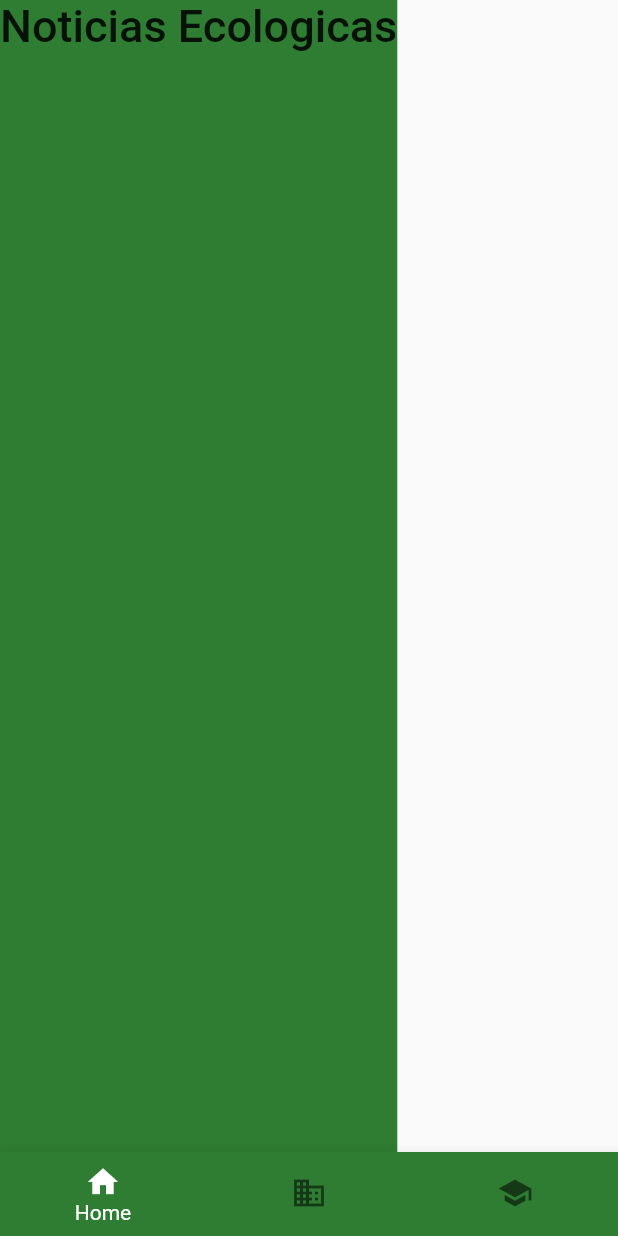
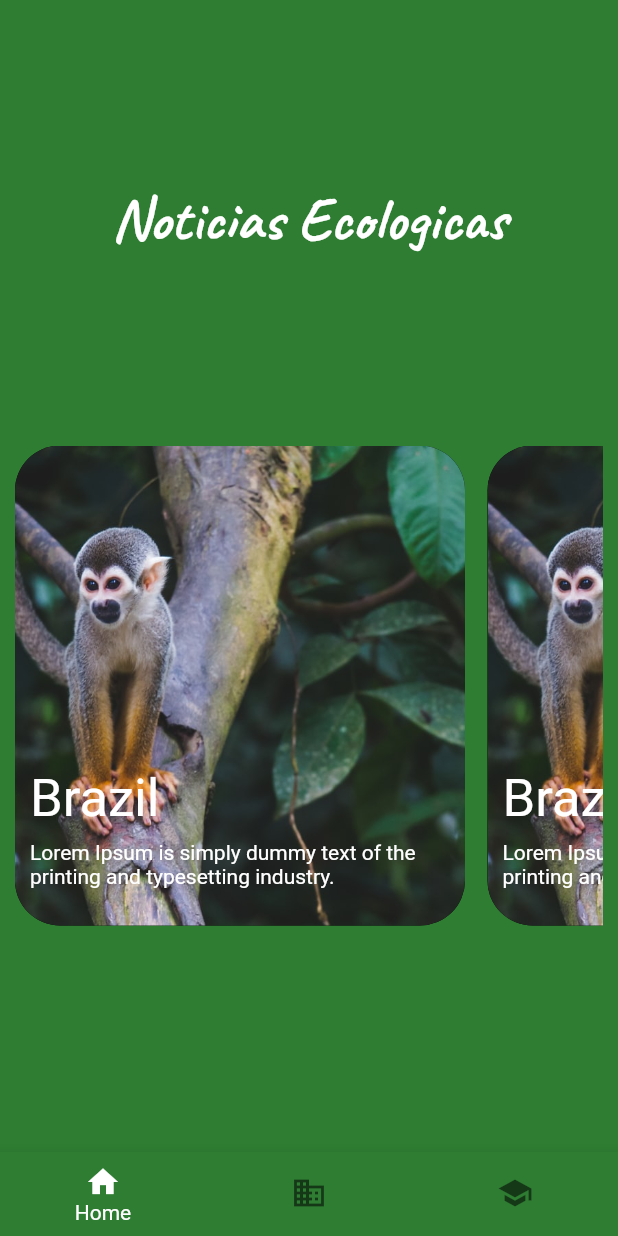
Before and after one commit to AndersonSantanna/ecological_news_ui, a Flutter app: the screen it shows after launch, on a phone screen of 412 x 824 dp. Run offline on Flutter 3.47's test engine with Material 2 defaults, Android fonts, the light colour scheme and no system bars; our stand-ins replace google_fonts; Roboto replaces fonts that are missing (Montserrat).

Commit message:
created card custom and finish home scene

```diff
--- a/lib/scenes/Home.dart
+++ b/lib/scenes/Home.dart
@@ -1,4 +1,5 @@
 import 'package:flutter/material.dart';
+import 'package:google_fonts/google_fonts.dart';
 
 class HomeScene extends StatelessWidget {
   const HomeScene({Key key}) : super(key: key);
@@ -6,16 +7,83 @@ class HomeScene extends StatelessWidget {
   @override
   Widget build(BuildContext context) {
     return Container(
+      width: 500,
       color: Colors.green[800],
-      // width: ;,
+      padding: EdgeInsets.symmetric(vertical: 25, horizontal: 10),
       child: Column(
+        mainAxisAlignment: MainAxisAlignment.spaceEvenly,
         children: <Widget>[
-          Text(
-            "Noticias Ecologicas",
-            style: TextStyle(fontSize: 30, fontWeight: FontWeight.w500),
+          Container(
+            child: Text(
+              "Noticias Ecologicas",
+              style: GoogleFonts.caveat(
+                color: Colors.white,
+                textStyle: TextStyle(fontSize: 40, fontWeight: FontWeight.w700),
+              ),
+            ),
           ),
-          // Container()
+          Center(
+            child: Container(
+              margin: EdgeInsets.symmetric(vertical: 30.0),
+              height: 320.0,
+              child: ListView(
+                scrollDirection: Axis.horizontal,
+                children: <Widget>[
+                  CardCustom(),
+                  CardCustom(),
+                  CardCustom(),
+                ],
+              ),
+            ),
+          ),
         ],
+      ),
+    );
+  }
+}
+
+class CardCustom extends StatelessWidget {
+  const CardCustom({
+    Key key,
+  }) : super(key: key);
+
+  @override
+  Widget build(BuildContext context) {
+    return Container(
+      width: 300,
+      height: 320,
+      margin: EdgeInsets.only(right: 15),
+      decoration: BoxDecoration(
+        borderRadius: BorderRadius.circular(30),
+        color: Colors.black,
+        image: DecorationImage(
+          image: AssetImage("assets/images/monkey.jpg"),
+          fit: BoxFit.cover,
+        ),
+      ),
+      child: Padding(
+        padding: const EdgeInsets.only(bottom: 25, left: 10, right: 10),
+        child: Column(
+          crossAxisAlignment: CrossAxisAlignment.start,
+          mainAxisAlignment: MainAxisAlignment.end,
+          children: <Widget>[
+            Container(
+              margin: EdgeInsets.only(bottom: 7),
+              child: Text(
+                "Brazil",
+                style: TextStyle(
+                  color: Colors.white,
+                  fontWeight: FontWeight.w400,
+                  fontSize: 35,
+                ),
+              ),
+            ),
+            Text(
+              "Lorem Ipsum is simply dummy text of the printing and typesetting industry.",
+              style: TextStyle(color: Colors.white),
+            ),
+          ],
+        ),
       ),
     );
   }
--- a/pubspec.yaml
+++ b/pubspec.yaml
@@ -28,6 +28,7 @@ dependencies:
   # The following adds the Cupertino Icons font to your application.
   # Use with the CupertinoIcons class for iOS style icons.
   cupertino_icons: ^1.0.0
+  google_fonts: ^1.1.0
 
 dev_dependencies:
   flutter_test:
@@ -45,8 +46,8 @@ flutter:
   uses-material-design: true
 
   # To add assets to your application, add an assets section, like this:
-  # assets:
-  #   - images/a_dot_burr.jpeg
+  assets:
+    - assets/images/monkey.jpg
   #   - images/a_dot_ham.jpeg
 
   # An image asset can refer to one or more resolution-specific "variants", see
```
Also changed, not shown: assets/images/monkey.jpg (added), pubspec.lock.
